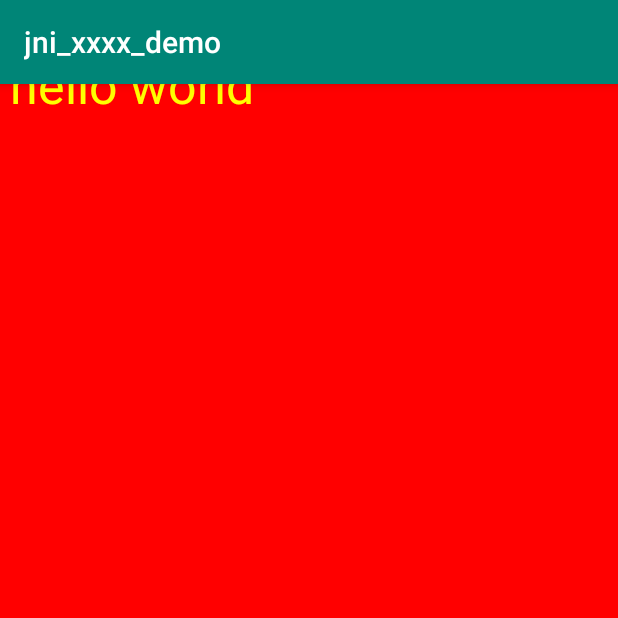
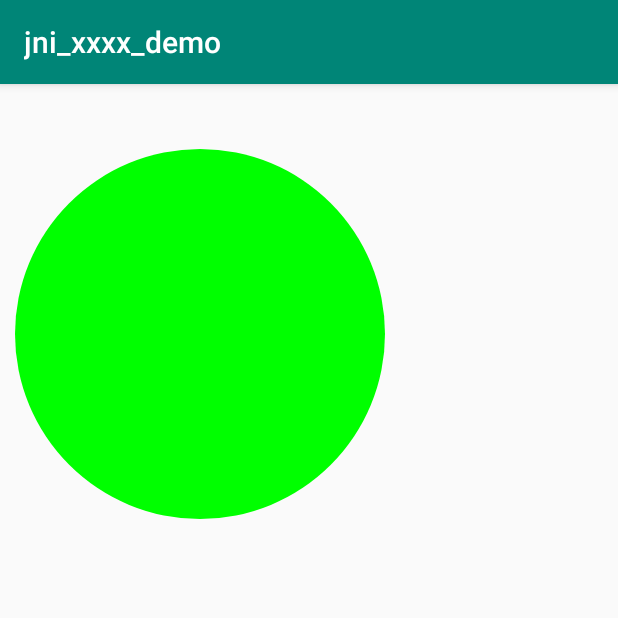
Before and after one commit to toberole/jni_xxxx_demo, an Android app: the screen it shows after launch (TestViewActivity), on a phone screen of 412 x 824 dp, the top half of it. Run offline under Robolectric (Android 15) with nearby library versions, the phone set to English and light mode, and no system bars.

Commit message:
自定义view和属性

```diff
--- a/app/src/main/java/com/jni/org/activity/TestViewActivity.java
+++ b/app/src/main/java/com/jni/org/activity/TestViewActivity.java
@@ -5,7 +5,7 @@ import android.os.Bundle;
 import android.widget.Toast;
 
 import com.jni.org.R;
-import com.jni.org.views.TestView;
+import com.jni.org.views.M_View;
 
 public class TestViewActivity extends AppCompatActivity {
 
@@ -14,8 +14,8 @@ public class TestViewActivity extends AppCompatActivity {
         super.onCreate(savedInstanceState);
         setContentView(R.layout.activity_test_view);
 
-        TestView testView = findViewById(R.id.testView);
-        testView.setOnClickListener(v -> {
+        M_View mView = findViewById(R.id.testView);
+        mView.setOnClickListener(v -> {
             Toast.makeText(TestViewActivity.this, "Lambda表达式", Toast.LENGTH_SHORT).show();
         });
     }
--- /dev/null
+++ b/app/src/main/java/com/jni/org/views/M_View.java
@@ -0,0 +1,122 @@
+package com.jni.org.views;
+
+import android.content.Context;
+import android.content.res.TypedArray;
+import android.graphics.Canvas;
+import android.graphics.Color;
+import android.graphics.Paint;
+import android.support.annotation.Nullable;
+import android.util.AttributeSet;
+import android.util.Log;
+import android.view.View;
+
+import com.jni.org.R;
+
+/**
+ * 自定义view 继承自View
+ * 需要处理wrap_content 和 padding
+ */
+public class M_View extends View {
+    public static final String TAG = M_View.class.getSimpleName();
+
+    private int default_width = 400;
+    private int default_height = 500;
+
+    private Paint paint;
+    private int color;
+
+    public M_View(Context context) {
+        this(context, null);
+    }
+
+    public M_View(Context context, @Nullable AttributeSet attrs) {
+        this(context, attrs, 0);
+    }
+
+    public M_View(Context context, @Nullable AttributeSet attrs, int defStyleAttr) {
+        super(context, attrs, defStyleAttr);
+
+        // 解析自定义属性
+        TypedArray typedArray = context.obtainStyledAttributes(attrs, R.styleable.M_View);
+        color = typedArray.getColor(R.styleable.M_View_m_view_color, Color.RED);
+        typedArray.recycle();
+
+        init();
+    }
+
+    private void init() {
+        paint = new Paint(Paint.ANTI_ALIAS_FLAG);
+        paint.setColor(color);
+    }
+
+    @Override
+    protected void onMeasure(int widthMeasureSpec, int heightMeasureSpec) {
+        super.onMeasure(widthMeasureSpec, heightMeasureSpec);
+        // 处理wrap_content
+        int widthSpecMode = MeasureSpec.getMode(widthMeasureSpec);
+        int widthSize = MeasureSpec.getSize(widthMeasureSpec);
+
+        int heightSpecMode = MeasureSpec.getMode(heightMeasureSpec);
+        int heightSize = MeasureSpec.getSize(heightMeasureSpec);
+
+        if (widthSpecMode == MeasureSpec.AT_MOST && heightSpecMode == MeasureSpec.AT_MOST) {
+            setMeasuredDimension(default_width, default_height);
+        } else if (widthSpecMode == MeasureSpec.AT_MOST) {
+            setMeasuredDimension(default_width, heightSize);
+        } else if (heightSpecMode == MeasureSpec.AT_MOST) {
+            setMeasuredDimension(widthSize, default_height);
+        }
+
+        Log.i(TAG, "M_View#onMeasure");
+    }
+
+    @Override
+    protected void onDraw(Canvas canvas) {
+        super.onDraw(canvas);
+
+        int padding_left = getPaddingLeft();
+        int padding_right = getPaddingRight();
+        int padding_top = getPaddingTop();
+        int padding_bottom = getPaddingBottom();
+        // 处理padding
+        // view的总宽度减去padding 剩余的部分才是View内容可使用的宽度
+        int width = getWidth() - padding_left - padding_right;
+        int height = getHeight() - padding_top - padding_bottom;
+
+        Log.i(TAG, "M_View width = " + getWidth());
+        Log.i(TAG, "M_View height = " + getHeight());
+
+        if (width <= 0) width = default_width;
+        if (height <= 0) height = default_height;
+
+        int radius = Math.min(width, height) / 2;
+
+        canvas.drawCircle(padding_left + width / 2, padding_top + height / 2, radius, paint);
+
+        Log.i(TAG, "M_View#onDraw");
+    }
+
+    @Override
+    protected void onLayout(boolean changed, int left, int top, int right, int bottom) {
+        super.onLayout(changed, left, top, right, bottom);
+        Log.i(TAG, "M_View#onLayout");
+    }
+
+    @Override
+    protected void onSizeChanged(int w, int h, int oldw, int oldh) {
+        super.onSizeChanged(w, h, oldw, oldh);
+        Log.i(TAG, "M_View#onSizeChanged");
+    }
+
+    @Override
+    protected void onAttachedToWindow() {
+        super.onAttachedToWindow();
+        Log.i(TAG, "M_View#onAttachedToWindow");
+    }
+
+    @Override
+    protected void onDetachedFromWindow() {
+        super.onDetachedFromWindow();
+        Log.i(TAG, "M_View#onDetachedFromWindow");
+    }
+}
--- a/app/src/main/java/com/jni/org/views/TestView.java
+++ /dev/null
@@ -1,60 +0,0 @@
-package com.jni.org.views;
-
-import android.content.Context;
-import android.graphics.Canvas;
-import android.graphics.Color;
-import android.graphics.Paint;
-import android.support.annotation.Nullable;
-import android.util.AttributeSet;
-import android.util.Log;
-import android.view.View;
-
-public class TestView extends View {
-    public static final String TAG = TestView.class.getSimpleName();
-
-    public TestView(Context context) {
-        super(context);
-    }
-
-    public TestView(Context context, @Nullable AttributeSet attrs) {
-        super(context, attrs);
-    }
-
-    public TestView(Context context, @Nullable AttributeSet attrs, int defStyleAttr) {
-        super(context, attrs, defStyleAttr);
-    }
-
-    @Override
-    protected void onMeasure(int widthMeasureSpec, int heightMeasureSpec) {
-        super.onMeasure(widthMeasureSpec, heightMeasureSpec);
-
-        Log.i(TAG, "TestView#onMeasure");
-    }
-
-    @Override
-    protected void onDraw(Canvas canvas) {
-        super.onDraw(canvas);
-
-        canvas.drawColor(Color.parseColor("#FF0000"));
-        Paint paint = new Paint();
-        paint.setTextSize(50);
-        paint.setColor(Color.YELLOW);
-        canvas.drawText("hello world", 10, 20, paint);
-        Log.i(TAG, "TestView#onDraw");
-
-    }
-
-    @Override
-    protected void onLayout(boolean changed, int left, int top, int right, int bottom) {
-        super.onLayout(changed, left, top, right, bottom);
-
-        Log.i(TAG, "TestView#onLayout");
-    }
-
-    @Override
-    protected void onSizeChanged(int w, int h, int oldw, int oldh) {
-        super.onSizeChanged(w, h, oldw, oldh);
-
-        Log.i(TAG, "TestView#onSizeChanged");
-    }
-}
--- a/app/src/main/res/layout/activity_test_view.xml
+++ b/app/src/main/res/layout/activity_test_view.xml
@@ -1,15 +1,18 @@
 <?xml version="1.0" encoding="utf-8"?>
 <LinearLayout xmlns:android="http://schemas.android.com/apk/res/android"
+    xmlns:app="http://schemas.android.com/apk/res-auto"
     xmlns:tools="http://schemas.android.com/tools"
     android:layout_width="match_parent"
     android:layout_height="match_parent"
     android:orientation="vertical"
     tools:context=".activity.TestViewActivity">
 
-    <com.jni.org.views.TestView
+    <com.jni.org.views.M_View
         android:id="@+id/testView"
         android:layout_width="wrap_content"
-        android:layout_height="wrap_content" />
+        android:layout_height="wrap_content"
+        android:padding="10dp"
+        app:m_view_color="#00FF00" />
 
 
 </LinearLayout>
--- /dev/null
+++ b/app/src/main/res/values/m_view_attrs.xml
@@ -0,0 +1,6 @@
+<?xml version="1.0" encoding="utf-8"?>
+<resources>
+    <declare-styleable name="M_View">
+        <attr name="m_view_color" format="color" />
+    </declare-styleable>
+</resources>
--- a/gradle.properties
+++ b/gradle.properties
@@ -6,7 +6,7 @@
 # http://www.gradle.org/docs/current/userguide/build_environment.html
 # Specifies the JVM arguments used for the daemon process.
 # The setting is particularly useful for tweaking memory settings.
-org.gradle.jvmargs=-Xmx1536m
+org.gradle.jvmargs=-Xmx3536m
 # When configured, Gradle will run in incubating parallel mode.
 # This option should only be used with decoupled projects. More details, visit
 # http://www.gradle.org/docs/current/userguide/multi_project_builds.html#sec:decoupled_projects
```
Also changed, not shown: app/src/main/java/com/jni/org/views/M_ViewGroup.java (renamed from app/src/main/java/com/jni/org/views/TestViewGroup.java, +8 -8 lines).
